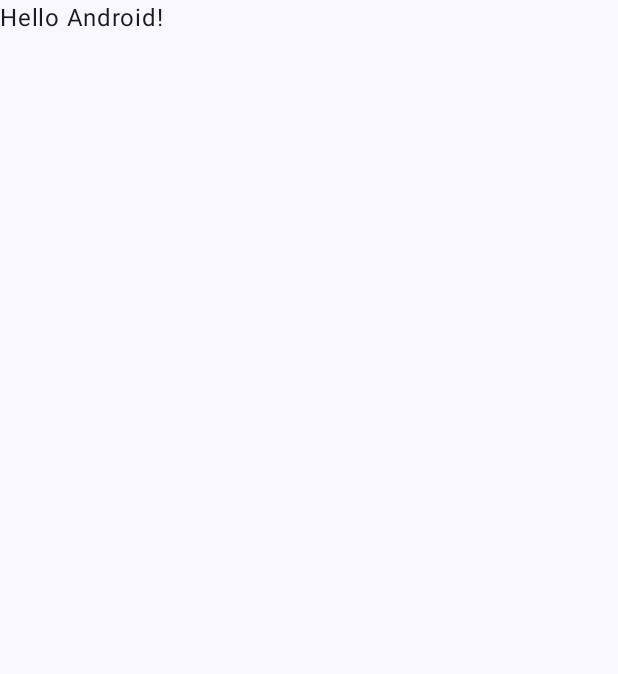
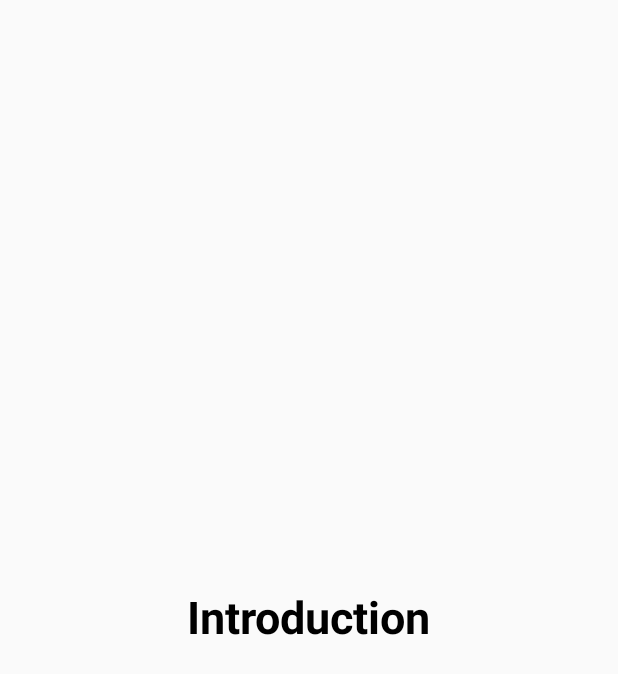
Before and after one commit to adirifta/Aplikasi-Pensi, an Android app built with Jetpack Compose: the screen it shows after launch (MainActivity), on a phone screen of 412 x 824 dp. Before the commit the part shown is almost empty. Shown: the top 674 px of the screen. Run offline under Robolectric (Android 15) with nearby library versions, the phone set to English and light mode, and no system bars.

```diff
--- a/app/build.gradle.kts
+++ b/app/build.gradle.kts
@@ -66,4 +66,6 @@ dependencies {
     androidTestImplementation(libs.androidx.ui.test.junit4)
     debugImplementation(libs.androidx.ui.tooling)
     debugImplementation(libs.androidx.ui.test.manifest)
+
+    implementation (libs.androidx.navigation.compose)
 }
--- a/app/src/main/java/com/example/aplikasi_pensi/MainActivity.kt
+++ b/app/src/main/java/com/example/aplikasi_pensi/MainActivity.kt
@@ -3,44 +3,77 @@ package com.example.aplikasi_pensi
 import android.os.Bundle
 import androidx.activity.ComponentActivity
 import androidx.activity.compose.setContent
+import androidx.compose.foundation.Image
+import androidx.compose.foundation.layout.Arrangement
+import androidx.compose.foundation.layout.Column
 import androidx.compose.foundation.layout.fillMaxSize
-import androidx.compose.material3.MaterialTheme
-import androidx.compose.material3.Surface
+import androidx.compose.foundation.layout.height
+import androidx.compose.foundation.layout.width
 import androidx.compose.material3.Text
 import androidx.compose.runtime.Composable
+import androidx.compose.runtime.LaunchedEffect
+import androidx.compose.ui.Alignment
 import androidx.compose.ui.Modifier
-import androidx.compose.ui.tooling.preview.Preview
-import com.example.aplikasi_pensi.ui.theme.AplikasiPensiTheme
+import androidx.compose.ui.res.painterResource
+import androidx.compose.ui.text.font.FontWeight
+import androidx.compose.ui.unit.dp
+import androidx.compose.ui.unit.sp
+import androidx.navigation.NavController
+import androidx.navigation.compose.NavHost
+import androidx.navigation.compose.composable
+import androidx.navigation.compose.rememberNavController
+import kotlinx.coroutines.delay
 
 class MainActivity : ComponentActivity() {
     override fun onCreate(savedInstanceState: Bundle?) {
         super.onCreate(savedInstanceState)
         setContent {
-            AplikasiPensiTheme {
-                // A surface container using the 'background' color from the theme
-                Surface(
-                    modifier = Modifier.fillMaxSize(),
-                    color = MaterialTheme.colorScheme.background
-                ) {
-                    Greeting("Android")
-                }
+            Navigation()
+        }
+    }
+}
+
+
+@Composable
+fun Navigation(){
+
+    val navController = rememberNavController()
+    NavHost(
+        navController = navController,
+        startDestination = "splash_screen"
+    ){
+        composable("splash_screen"){
+            SplashScreen(navController = navController)
+        }
+
+        composable("main_screen"){
+            Column(
+                modifier = Modifier.fillMaxSize(),
+                verticalArrangement = Arrangement.Center,
+                horizontalAlignment = Alignment.CenterHorizontally
+            ){
+                Text(text = "Introduction", fontSize = 30.sp, fontWeight = FontWeight.Bold)
             }
         }
     }
 }
 
 @Composable
-fun Greeting(name: String, modifier: Modifier = Modifier) {
-    Text(
-        text = "Hello $name!",
-        modifier = modifier
-    )
-}
+fun SplashScreen(navController: NavController){
+    LaunchedEffect(key1 = true) {
+        delay(5000L)
+        navController.navigate("main_screen")
+    }
 
-@Preview(showBackground = true)
-@Composable
-fun GreetingPreview() {
-    AplikasiPensiTheme {
-        Greeting("Android")
+    Column(
+        modifier = Modifier.fillMaxSize(),
+        verticalArrangement = Arrangement.Center,
+        horizontalAlignment = Alignment.CenterHorizontally
+    ) {
+        Image(
+            painter = painterResource(id = R.drawable.logo_splashscreen),
+            contentDescription = "",
+            modifier = Modifier.width(350.dp).height(350.dp)
+        )
     }
 }
--- a/gradle/libs.versions.toml
+++ b/gradle/libs.versions.toml
@@ -1,5 +1,6 @@
 [versions]
 agp = "8.3.0"
+coreSplashscreen = "1.0.1"
 kotlin = "1.9.0"
 coreKtx = "1.12.0"
 junit = "4.13.2"
@@ -8,9 +9,12 @@ espressoCore = "3.5.1"
 lifecycleRuntimeKtx = "2.7.0"
 activityCompose = "1.8.2"
 composeBom = "2023.08.00"
+navigationCompose = "2.7.7"
 
 [libraries]
 androidx-core-ktx = { group = "androidx.core", name = "core-ktx", version.ref = "coreKtx" }
+androidx-core-splashscreen = { module = "androidx.core:core-splashscreen", version.ref = "coreSplashscreen" }
+androidx-navigation-compose = { module = "androidx.navigation:navigation-compose", version.ref = "navigationCompose" }
 junit = { group = "junit", name = "junit", version.ref = "junit" }
 androidx-junit = { group = "androidx.test.ext", name = "junit", version.ref = "junitVersion" }
 androidx-espresso-core = { group = "androidx.test.espresso", name = "espresso-core", version.ref = "espressoCore" }
```
Also changed, not shown: app/src/main/res/drawable/logo_splashscreen.png (added).
